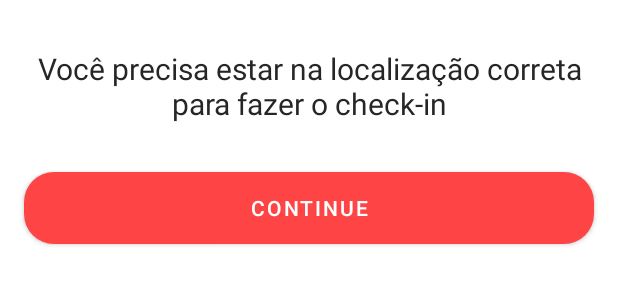
After one commit to brunorodriguesaraujo/alternativecheckin, an Android app: the layout dialog_custom.xml on its own in the app's theme, with its tools: preview values and no code run, on a phone screen of 412 x 824 dp. The commit adds this screen. Shown: the top 300 px of the screen. Run offline under Robolectric (Android 15) with nearby library versions, the phone set to English and light mode, and no system bars.

```diff
--- /dev/null
+++ b/app/src/main/res/drawable/shape_background_dialog.xml
@@ -0,0 +1,7 @@
+<?xml version="1.0" encoding="utf-8"?>
+<shape xmlns:android="http://schemas.android.com/apk/res/android">
+
+    <solid android:color="@color/colorBackgroundSecondary" />
+    <corners android:radius="20dp"/>
+
+</shape>
--- /dev/null
+++ b/app/src/main/res/drawable/shape_button_dialog.xml
@@ -0,0 +1,7 @@
+<?xml version="1.0" encoding="utf-8"?>
+<shape xmlns:android="http://schemas.android.com/apk/res/android">
+
+    <solid android:color="@color/colorPrimary" />
+    <corners android:radius="20dp"/>
+
+</shape>
--- /dev/null
+++ b/app/src/main/res/layout/dialog_custom.xml
@@ -0,0 +1,38 @@
+<?xml version="1.0" encoding="utf-8"?>
+<androidx.constraintlayout.widget.ConstraintLayout xmlns:android="http://schemas.android.com/apk/res/android"
+    xmlns:app="http://schemas.android.com/apk/res-auto"
+    xmlns:tools="http://schemas.android.com/tools"
+    android:layout_width="wrap_content"
+    android:layout_height="wrap_content"
+    android:background="@drawable/shape_background_dialog">
+
+    <com.google.android.material.textview.MaterialTextView
+        android:id="@+id/textview_dialog"
+        android:layout_width="match_parent"
+        android:layout_height="wrap_content"
+        android:layout_marginHorizontal="16dp"
+        android:layout_marginTop="32dp"
+        android:fontFamily="sans-serif"
+        android:gravity="center"
+        android:textColor="@color/textcolorBlack"
+        android:textSize="20sp"
+        app:layout_constraintEnd_toEndOf="parent"
+        app:layout_constraintStart_toStartOf="parent"
+        app:layout_constraintTop_toTopOf="parent"
+        tools:text="Você precisa estar na localização correta para fazer o check-in" />
+
+    <com.google.android.material.button.MaterialButton
+        android:id="@+id/button_dialog"
+        android:layout_width="0dp"
+        android:layout_height="wrap_content"
+        android:layout_marginHorizontal="16dp"
+        android:layout_marginVertical="32dp"
+        android:background="@drawable/shape_button_dialog"
+        android:text="continue"
+        android:textColor="@color/colorWhite"
+        app:layout_constraintBottom_toBottomOf="parent"
+        app:layout_constraintEnd_toEndOf="parent"
+        app:layout_constraintStart_toStartOf="parent"
+        app:layout_constraintTop_toBottomOf="@+id/textview_dialog" />
+
+</androidx.constraintlayout.widget.ConstraintLayout>
--- a/app/src/main/res/values-night/themes.xml
+++ /dev/null
@@ -1,25 +0,0 @@
-<resources xmlns:tools="http://schemas.android.com/tools">
-    <!-- Base application theme. -->
-    <style name="Theme.AlternativeCheckIn" parent="Theme.MaterialComponents.DayNight.NoActionBar">
-        <!-- Primary brand color. -->
-        <item name="colorPrimary">@color/colorPrimary</item>
-        <item name="colorPrimaryVariant">@color/colorPrimary</item>
-        <item name="colorOnPrimary">@color/colorSecondary</item>
-        <!-- Secondary brand color. -->
-        <item name="colorSecondary">@color/colorSecondary</item>
-        <item name="colorSecondaryVariant">@color/colorSecondary</item>
-        <item name="colorOnSecondary">@color/colorSecondary</item>
-        <!-- Status bar color. -->
-        <item name="android:statusBarColor" tools:targetApi="l">@color/colorBackgroundSecondary
-        </item>
-        <item name="android:windowLightStatusBar" tools:targetApi="23">true</item>
-        <!-- Customize your theme here. -->
-    </style>
-
-    <style name="ButtonStyle">
-        <item name="android:textColor">@color/colorWhite</item>
-        <item name="android:background">@drawable/selector_button_simple</item>
-        <item name="android:padding">14dp</item>
-        <item name="android:enabled">false</item>
-    </style>
-</resources>
--- a/app/src/main/res/values/strings.xml
+++ b/app/src/main/res/values/strings.xml
@@ -5,6 +5,10 @@
     <string name="maps_list">Ver Lista</string>
     <string name="maps_tocheckin">Fazer Check-In</string>
 
+    <!-- Dialog -->
+    <string name="dialog_text_location">Você precisa estar na localização correta para fazer o check-in</string>
+    <string name="dialog_text_permission">É necessário conceder acesso a localização</string>
+
     <!-- PositionActivity -->
     <string name="position_title">Posições</string>
     <string name="position_checkout">Fazer Checkout</string>
--- a/app/src/main/res/values/themes.xml
+++ b/app/src/main/res/values/themes.xml
@@ -1,25 +1,22 @@
 <resources xmlns:tools="http://schemas.android.com/tools">
-    <!-- Base application theme. -->
-    <style name="Theme.AlternativeCheckIn" parent="Theme.MaterialComponents.DayNight.NoActionBar">
-        <!-- Primary brand color. -->
+    <style name="Theme.AlternativeCheckIn" parent="Theme.MaterialComponents.Light.NoActionBar">
         <item name="colorPrimary">@color/colorPrimary</item>
-        <item name="colorPrimaryVariant">@color/colorPrimary</item>
-        <item name="colorOnPrimary">@color/colorSecondary</item>
-        <!-- Secondary brand color. -->
         <item name="colorSecondary">@color/colorSecondary</item>
-        <item name="colorSecondaryVariant">@color/colorSecondary</item>
-        <item name="colorOnSecondary">@color/colorSecondary</item>
-        <!-- Status bar color. -->
-        <item name="android:statusBarColor" tools:targetApi="l">@color/colorBackgroundSecondary
-        </item>
+        <item name="android:statusBarColor" tools:targetApi="l">@color/colorBackgroundSecondary</item>
         <item name="android:windowLightStatusBar" tools:targetApi="23">true</item>
-        <!-- Customize your theme here. -->
+    </style>
+
+    <style name="MaterialComponents.FullScreen" parent="Theme.AlternativeCheckIn">
+        <item name="android:windowFullscreen">true</item>
     </style>
 
     <style name="ButtonStyle">
         <item name="android:textColor">@color/colorWhite</item>
-        <item name="android:background">@drawable/selector_button_simple</item>
+        <item name="android:background">@color/colorPrimary</item>
         <item name="android:padding">14dp</item>
-        <item name="android:enabled">true</item>
+    </style>
+
+    <style name="DialogCustomer" parent="Theme.AppCompat.Light.Dialog.Alert" >
+        <item name="android:windowBackground">@android:color/transparent</item>
     </style>
 </resources>
```
Also changed, not shown: app/src/main/AndroidManifest.xml (+13 -8 lines), app/src/main/java/br/com/alternativecheck_in/ui/maps/MapsActivity.kt (+29 -51 lines), app/src/main/java/br/com/alternativecheck_in/ui/position/PositionListActivity.java (deleted, +0 -16 lines), app/src/main/java/br/com/alternativecheck_in/ui/position/PositionListActivity.kt (added, +12 -0 lines), app/src/main/java/br/com/alternativecheck_in/ui/splash/ScreenActivity.kt (added, +67 -0 lines), app/src/main/res/layout/activity_maps.xml (+15 -26 lines), app/src/main/res/layout/activity_screen.xml (added, +10 -0 lines).
